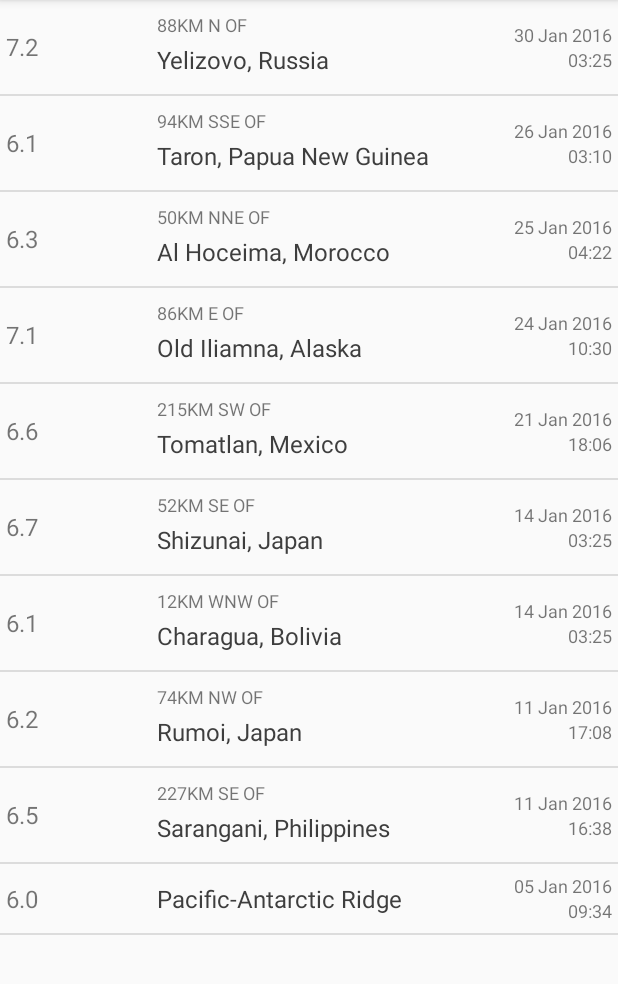
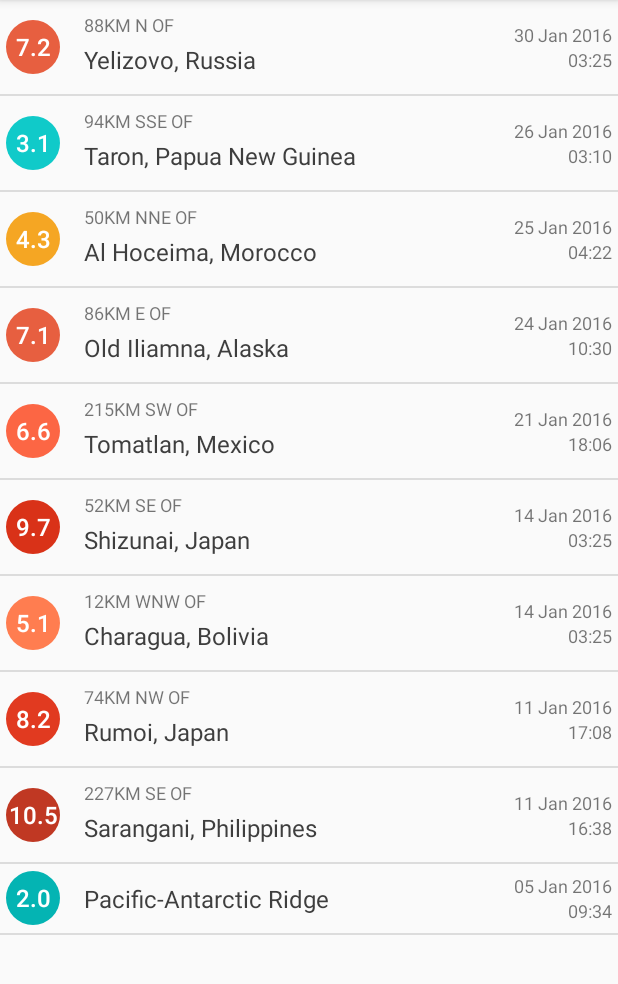
Before and after one commit to psy888/earthQauke, an Android app: the screen it shows after launch (EarthquakeActivity), on a phone screen of 412 x 824 dp, the part 84-1068 px from its top. Run offline under Robolectric (Android 15) with nearby library versions, the phone set to English and light mode, and no system bars.

Commit message:
add Circles!!!

```diff
--- a/app/src/main/java/com/example/android/quakereport/Earthquake.java
+++ b/app/src/main/java/com/example/android/quakereport/Earthquake.java
@@ -5,7 +5,7 @@ public class Earthquake {
     private String mLoc;
     private long mDate;
 
-    public Earthquake(double mag, String loc, long date) {
+    public Earthquake(Double mag, String loc, long date) {
         mMag = mag;
         mLoc = loc;
         mDate = date;
--- a/app/src/main/java/com/example/android/quakereport/EarthquakeAdapter.java
+++ b/app/src/main/java/com/example/android/quakereport/EarthquakeAdapter.java
@@ -1,8 +1,10 @@
 package com.example.android.quakereport;
 
 import android.content.Context;
+import android.graphics.drawable.GradientDrawable;
 import android.support.annotation.NonNull;
 import android.support.annotation.Nullable;
+import android.support.v4.content.ContextCompat;
 import android.view.LayoutInflater;
 import android.view.View;
 import android.view.ViewGroup;
@@ -43,9 +45,52 @@ public class EarthquakeAdapter extends ArrayAdapter {
 
     private String formatMagnitude(Double magnitude) //magnitude formatting
     {
-        DecimalFormat decimalFormat = new DecimalFormat(".#");
+        DecimalFormat decimalFormat = new DecimalFormat("0.0");
         return decimalFormat.format(magnitude);
     }
+
+    private int getMagnitudeColor(Double magnitude) {
+        int magInt = (int) Math.floor(magnitude);
+        int magnitudeColor;
+        switch ((int) Math.floor(magnitude)) {
+            case 0:
+            case 1:
+                magnitudeColor = R.color.magnitude1;
+                break;
+            case 2:
+                magnitudeColor = R.color.magnitude2;
+                break;
+            case 3:
+                magnitudeColor = R.color.magnitude3;
+                break;
+            case 4:
+                magnitudeColor = R.color.magnitude4;
+                break;
+            case 5:
+                magnitudeColor = R.color.magnitude5;
+                break;
+            case 6:
+                magnitudeColor = R.color.magnitude6;
+                break;
+            case 7:
+                magnitudeColor = R.color.magnitude7;
+                break;
+            case 8:
+                magnitudeColor = R.color.magnitude8;
+                break;
+            case 9:
+                magnitudeColor = R.color.magnitude9;
+                break;
+            default:
+                magnitudeColor = R.color.magnitude10plus;
+                break;
+        }
+        return ContextCompat.getColor(getContext(), magnitudeColor);
+
+    }
+
+
+
 
     @NonNull
     @Override
@@ -70,8 +115,19 @@ public class EarthquakeAdapter extends ArrayAdapter {
 
 
         //Set Layout resources values
+
+
+        // Set the proper background color on the magnitude circle.
+        // Fetch the background from the TextView, which is a GradientDrawable.
+        GradientDrawable magnitudeCircle = (GradientDrawable) mag.getBackground();
+        // Get the appropriate background color based on the current earthquake magnitude
+        int magnitudeColor = getMagnitudeColor(currentEarthQuake.getMag());
+
+        // Set the color on the magnitude circle
+        magnitudeCircle.setColor(magnitudeColor);
+
+        //Log.e("MAGNITUDE","double" + currentEarthQuake.getMag() + " = " + "int" + magnitude);
         mag.setText(formatMagnitude(currentEarthQuake.getMag()));
-
 
         String location = currentEarthQuake.getLoc();
         //location formatting
--- a/app/src/main/java/com/example/android/quakereport/QueryUtils.java
+++ b/app/src/main/java/com/example/android/quakereport/QueryUtils.java
@@ -19,15 +19,15 @@ public final class QueryUtils {
     private static final String SAMPLE_JSON_RESPONSE =
             "{\"type\":\"FeatureCollection\",\"metadata\":{\"generated\":1462295443000,\"url\":\"http://earthquake.usgs.gov/fdsnws/event/1/query?format=geojson&starttime=2016-01-01&endtime=2016-01-31&minmag=6&limit=10\",\"title\":\"USGS Earthquakes\",\"status\":200,\"api\":\"1.5.2\",\"limit\":10,\"offset\":1,\"count\":10},\"features\":[" +
                     "{\"type\":\"Feature\",\"properties\":{\"mag\":7.2,\"place\":\"88km N of Yelizovo, Russia\",\"time\":1454124312220,\"updated\":1460674294040,\"tz\":720,\"url\":\"http://earthquake.usgs.gov/earthquakes/eventpage/us20004vvx\",\"detail\":\"http://earthquake.usgs.gov/fdsnws/event/1/query?eventid=us20004vvx&format=geojson\",\"felt\":2,\"cdi\":3.4,\"mmi\":5.82,\"alert\":\"green\",\"status\":\"reviewed\",\"tsunami\":1,\"sig\":798,\"net\":\"us\",\"code\":\"20004vvx\",\"ids\":\",at00o1qxho,pt16030050,us20004vvx,gcmt20160130032510,\",\"sources\":\",at,pt,us,gcmt,\",\"types\":\",cap,dyfi,finite-fault,general-link,general-text,geoserve,impact-link,impact-text,losspager,moment-tensor,nearby-cities,origin,phase-data,shakemap,tectonic-summary,\",\"nst\":null,\"dmin\":0.958,\"rms\":1.19,\"gap\":17,\"magType\":\"mww\",\"type\":\"earthquake\",\"title\":\"M 7.2 - 88km N of Yelizovo, Russia\"},\"geometry\":{\"type\":\"Point\",\"coordinates\":[158.5463,53.9776,177]},\"id\":\"us20004vvx\"},\n" +
-                    "{\"type\":\"Feature\",\"properties\":{\"mag\":6.1,\"place\":\"94km SSE of Taron, Papua New Guinea\",\"time\":1453777820750,\"updated\":1460156775040,\"tz\":600,\"url\":\"http://earthquake.usgs.gov/earthquakes/eventpage/us20004uks\",\"detail\":\"http://earthquake.usgs.gov/fdsnws/event/1/query?eventid=us20004uks&format=geojson\",\"felt\":null,\"cdi\":null,\"mmi\":4.1,\"alert\":\"green\",\"status\":\"reviewed\",\"tsunami\":1,\"sig\":572,\"net\":\"us\",\"code\":\"20004uks\",\"ids\":\",us20004uks,gcmt20160126031023,\",\"sources\":\",us,gcmt,\",\"types\":\",cap,geoserve,losspager,moment-tensor,nearby-cities,origin,phase-data,shakemap,tectonic-summary,\",\"nst\":null,\"dmin\":1.537,\"rms\":0.74,\"gap\":25,\"magType\":\"mww\",\"type\":\"earthquake\",\"title\":\"M 6.1 - 94km SSE of Taron, Papua New Guinea\"},\"geometry\":{\"type\":\"Point\",\"coordinates\":[153.2454,-5.2952,26]},\"id\":\"us20004uks\"},\n" +
-                    "{\"type\":\"Feature\",\"properties\":{\"mag\":6.3,\"place\":\"50km NNE of Al Hoceima, Morocco\",\"time\":1453695722730,\"updated\":1460156773040,\"tz\":0,\"url\":\"http://earthquake.usgs.gov/earthquakes/eventpage/us10004gy9\",\"detail\":\"http://earthquake.usgs.gov/fdsnws/event/1/query?eventid=us10004gy9&format=geojson\",\"felt\":117,\"cdi\":7.2,\"mmi\":5.28,\"alert\":\"green\",\"status\":\"reviewed\",\"tsunami\":0,\"sig\":695,\"net\":\"us\",\"code\":\"10004gy9\",\"ids\":\",us10004gy9,gcmt20160125042203,\",\"sources\":\",us,gcmt,\",\"types\":\",cap,dyfi,geoserve,impact-text,losspager,moment-tensor,nearby-cities,origin,phase-data,shakemap,tectonic-summary,\",\"nst\":null,\"dmin\":2.201,\"rms\":0.92,\"gap\":20,\"magType\":\"mww\",\"type\":\"earthquake\",\"title\":\"M 6.3 - 50km NNE of Al Hoceima, Morocco\"},\"geometry\":{\"type\":\"Point\",\"coordinates\":[-3.6818,35.6493,12]},\"id\":\"us10004gy9\"},\n" +
+                    "{\"type\":\"Feature\",\"properties\":{\"mag\":3.1,\"place\":\"94km SSE of Taron, Papua New Guinea\",\"time\":1453777820750,\"updated\":1460156775040,\"tz\":600,\"url\":\"http://earthquake.usgs.gov/earthquakes/eventpage/us20004uks\",\"detail\":\"http://earthquake.usgs.gov/fdsnws/event/1/query?eventid=us20004uks&format=geojson\",\"felt\":null,\"cdi\":null,\"mmi\":4.1,\"alert\":\"green\",\"status\":\"reviewed\",\"tsunami\":1,\"sig\":572,\"net\":\"us\",\"code\":\"20004uks\",\"ids\":\",us20004uks,gcmt20160126031023,\",\"sources\":\",us,gcmt,\",\"types\":\",cap,geoserve,losspager,moment-tensor,nearby-cities,origin,phase-data,shakemap,tectonic-summary,\",\"nst\":null,\"dmin\":1.537,\"rms\":0.74,\"gap\":25,\"magType\":\"mww\",\"type\":\"earthquake\",\"title\":\"M 6.1 - 94km SSE of Taron, Papua New Guinea\"},\"geometry\":{\"type\":\"Point\",\"coordinates\":[153.2454,-5.2952,26]},\"id\":\"us20004uks\"},\n" +
+                    "{\"type\":\"Feature\",\"properties\":{\"mag\":4.3,\"place\":\"50km NNE of Al Hoceima, Morocco\",\"time\":1453695722730,\"updated\":1460156773040,\"tz\":0,\"url\":\"http://earthquake.usgs.gov/earthquakes/eventpage/us10004gy9\",\"detail\":\"http://earthquake.usgs.gov/fdsnws/event/1/query?eventid=us10004gy9&format=geojson\",\"felt\":117,\"cdi\":7.2,\"mmi\":5.28,\"alert\":\"green\",\"status\":\"reviewed\",\"tsunami\":0,\"sig\":695,\"net\":\"us\",\"code\":\"10004gy9\",\"ids\":\",us10004gy9,gcmt20160125042203,\",\"sources\":\",us,gcmt,\",\"types\":\",cap,dyfi,geoserve,impact-text,losspager,moment-tensor,nearby-cities,origin,phase-data,shakemap,tectonic-summary,\",\"nst\":null,\"dmin\":2.201,\"rms\":0.92,\"gap\":20,\"magType\":\"mww\",\"type\":\"earthquake\",\"title\":\"M 6.3 - 50km NNE of Al Hoceima, Morocco\"},\"geometry\":{\"type\":\"Point\",\"coordinates\":[-3.6818,35.6493,12]},\"id\":\"us10004gy9\"},\n" +
                     "{\"type\":\"Feature\",\"properties\":{\"mag\":7.1,\"place\":\"86km E of Old Iliamna, Alaska\",\"time\":1453631430230,\"updated\":1460156770040,\"tz\":-540,\"url\":\"http://earthquake.usgs.gov/earthquakes/eventpage/us10004gqp\",\"detail\":\"http://earthquake.usgs.gov/fdsnws/event/1/query?eventid=us10004gqp&format=geojson\",\"felt\":1816,\"cdi\":7.2,\"mmi\":6.6,\"alert\":\"green\",\"status\":\"reviewed\",\"tsunami\":1,\"sig\":1496,\"net\":\"us\",\"code\":\"10004gqp\",\"ids\":\",at00o1gd6r,us10004gqp,ak12496371,gcmt20160124103030,\",\"sources\":\",at,us,ak,gcmt,\",\"types\":\",cap,dyfi,finite-fault,general-link,general-text,geoserve,impact-link,impact-text,losspager,moment-tensor,nearby-cities,origin,phase-data,shakemap,tectonic-summary,trump-origin,\",\"nst\":null,\"dmin\":0.72,\"rms\":2.11,\"gap\":19,\"magType\":\"mww\",\"type\":\"earthquake\",\"title\":\"M 7.1 - 86km E of Old Iliamna, Alaska\"},\"geometry\":{\"type\":\"Point\",\"coordinates\":[-153.4051,59.6363,129]},\"id\":\"us10004gqp\"},\n" +
                     "{\"type\":\"Feature\",\"properties\":{\"mag\":6.6,\"place\":\"215km SW of Tomatlan, Mexico\",\"time\":1453399617650,\"updated\":1459963829040,\"tz\":-420,\"url\":\"http://earthquake.usgs.gov/earthquakes/eventpage/us10004g4l\",\"detail\":\"http://earthquake.usgs.gov/fdsnws/event/1/query?eventid=us10004g4l&format=geojson\",\"felt\":11,\"cdi\":2.7,\"mmi\":3.92,\"alert\":\"green\",\"status\":\"reviewed\",\"tsunami\":1,\"sig\":673,\"net\":\"us\",\"code\":\"10004g4l\",\"ids\":\",at00o1bebo,pt16021050,us10004g4l,gcmt20160121180659,\",\"sources\":\",at,pt,us,gcmt,\",\"types\":\",cap,dyfi,geoserve,impact-link,impact-text,losspager,moment-tensor,nearby-cities,origin,phase-data,shakemap,tectonic-summary,\",\"nst\":null,\"dmin\":2.413,\"rms\":0.98,\"gap\":74,\"magType\":\"mww\",\"type\":\"earthquake\",\"title\":\"M 6.6 - 215km SW of Tomatlan, Mexico\"},\"geometry\":{\"type\":\"Point\",\"coordinates\":[-106.9337,18.8239,10]},\"id\":\"us10004g4l\"},\n" +
-                    "{\"type\":\"Feature\",\"properties\":{\"mag\":6.7,\"place\":\"52km SE of Shizunai, Japan\",\"time\":1452741933640,\"updated\":1459304879040,\"tz\":540,\"url\":\"http://earthquake.usgs.gov/earthquakes/eventpage/us10004ebx\",\"detail\":\"http://earthquake.usgs.gov/fdsnws/event/1/query?eventid=us10004ebx&format=geojson\",\"felt\":51,\"cdi\":5.8,\"mmi\":6.45,\"alert\":\"green\",\"status\":\"reviewed\",\"tsunami\":1,\"sig\":720,\"net\":\"us\",\"code\":\"10004ebx\",\"ids\":\",us10004ebx,pt16014050,at00o0xauk,gcmt20160114032534,\",\"sources\":\",us,pt,at,gcmt,\",\"types\":\",associate,cap,dyfi,geoserve,impact-link,impact-text,losspager,moment-tensor,nearby-cities,origin,phase-data,shakemap,\",\"nst\":null,\"dmin\":0.281,\"rms\":0.98,\"gap\":22,\"magType\":\"mww\",\"type\":\"earthquake\",\"title\":\"M 6.7 - 52km SE of Shizunai, Japan\"},\"geometry\":{\"type\":\"Point\",\"coordinates\":[142.781,41.9723,46]},\"id\":\"us10004ebx\"},\n" +
-                    "{\"type\":\"Feature\",\"properties\":{\"mag\":6.1,\"place\":\"12km WNW of Charagua, Bolivia\",\"time\":1452741928270,\"updated\":1459304879040,\"tz\":-240,\"url\":\"http://earthquake.usgs.gov/earthquakes/eventpage/us10004ebw\",\"detail\":\"http://earthquake.usgs.gov/fdsnws/event/1/query?eventid=us10004ebw&format=geojson\",\"felt\":3,\"cdi\":2.2,\"mmi\":2.21,\"alert\":\"green\",\"status\":\"reviewed\",\"tsunami\":0,\"sig\":573,\"net\":\"us\",\"code\":\"10004ebw\",\"ids\":\",us10004ebw,gcmt20160114032528,\",\"sources\":\",us,gcmt,\",\"types\":\",cap,dyfi,geoserve,impact-text,losspager,moment-tensor,nearby-cities,origin,phase-data,shakemap,tectonic-summary,\",\"nst\":null,\"dmin\":5.492,\"rms\":1.04,\"gap\":16,\"magType\":\"mww\",\"type\":\"earthquake\",\"title\":\"M 6.1 - 12km WNW of Charagua, Bolivia\"},\"geometry\":{\"type\":\"Point\",\"coordinates\":[-63.3288,-19.7597,582.56]},\"id\":\"us10004ebw\"},\n" +
-                    "{\"type\":\"Feature\",\"properties\":{\"mag\":6.2,\"place\":\"74km NW of Rumoi, Japan\",\"time\":1452532083920,\"updated\":1459304875040,\"tz\":540,\"url\":\"http://earthquake.usgs.gov/earthquakes/eventpage/us10004djn\",\"detail\":\"http://earthquake.usgs.gov/fdsnws/event/1/query?eventid=us10004djn&format=geojson\",\"felt\":8,\"cdi\":3.4,\"mmi\":3.74,\"alert\":\"green\",\"status\":\"reviewed\",\"tsunami\":0,\"sig\":594,\"net\":\"us\",\"code\":\"10004djn\",\"ids\":\",us10004djn,gcmt20160111170803,\",\"sources\":\",us,gcmt,\",\"types\":\",cap,dyfi,geoserve,impact-text,losspager,moment-tensor,nearby-cities,origin,phase-data,shakemap,tectonic-summary,\",\"nst\":null,\"dmin\":1.139,\"rms\":0.96,\"gap\":33,\"magType\":\"mww\",\"type\":\"earthquake\",\"title\":\"M 6.2 - 74km NW of Rumoi, Japan\"},\"geometry\":{\"type\":\"Point\",\"coordinates\":[141.0867,44.4761,238.81]},\"id\":\"us10004djn\"},\n" +
-                    "{\"type\":\"Feature\",\"properties\":{\"mag\":6.5,\"place\":\"227km SE of Sarangani, Philippines\",\"time\":1452530285900,\"updated\":1459304874040,\"tz\":480,\"url\":\"http://earthquake.usgs.gov/earthquakes/eventpage/us10004dj5\",\"detail\":\"http://earthquake.usgs.gov/fdsnws/event/1/query?eventid=us10004dj5&format=geojson\",\"felt\":1,\"cdi\":2.7,\"mmi\":7.5,\"alert\":\"green\",\"status\":\"reviewed\",\"tsunami\":1,\"sig\":650,\"net\":\"us\",\"code\":\"10004dj5\",\"ids\":\",at00o0srjp,pt16011050,us10004dj5,gcmt20160111163807,\",\"sources\":\",at,pt,us,gcmt,\",\"types\":\",cap,dyfi,geoserve,impact-link,impact-text,losspager,moment-tensor,nearby-cities,origin,phase-data,shakemap,tectonic-summary,\",\"nst\":null,\"dmin\":3.144,\"rms\":0.72,\"gap\":22,\"magType\":\"mww\",\"type\":\"earthquake\",\"title\":\"M 6.5 - 227km SE of Sarangani, Philippines\"},\"geometry\":{\"type\":\"Point\",\"coordinates\":[126.8621,3.8965,13]},\"id\":\"us10004dj5\"},\n" +
-                    "{\"type\":\"Feature\",\"properties\":{\"mag\":6,\"place\":\"Pacific-Antarctic Ridge\",\"time\":1451986454620,\"updated\":1459202978040,\"tz\":-540,\"url\":\"http://earthquake.usgs.gov/earthquakes/eventpage/us10004bgk\",\"detail\":\"http://earthquake.usgs.gov/fdsnws/event/1/query?eventid=us10004bgk&format=geojson\",\"felt\":0,\"cdi\":1,\"mmi\":0,\"alert\":\"green\",\"status\":\"reviewed\",\"tsunami\":0,\"sig\":554,\"net\":\"us\",\"code\":\"10004bgk\",\"ids\":\",us10004bgk,gcmt20160105093415,\",\"sources\":\",us,gcmt,\",\"types\":\",cap,dyfi,geoserve,losspager,moment-tensor,nearby-cities,origin,phase-data,shakemap,\",\"nst\":null,\"dmin\":30.75,\"rms\":0.67,\"gap\":71,\"magType\":\"mww\",\"type\":\"earthquake\",\"title\":\"M 6.0 - Pacific-Antarctic Ridge\"},\"geometry\":{\"type\":\"Point\",\"coordinates\":[-136.2603,-54.2906,10]},\"id\":\"us10004bgk\"}],\"bbox\":[-153.4051,-54.2906,10,158.5463,59.6363,582.56]}";
+                    "{\"type\":\"Feature\",\"properties\":{\"mag\":9.7,\"place\":\"52km SE of Shizunai, Japan\",\"time\":1452741933640,\"updated\":1459304879040,\"tz\":540,\"url\":\"http://earthquake.usgs.gov/earthquakes/eventpage/us10004ebx\",\"detail\":\"http://earthquake.usgs.gov/fdsnws/event/1/query?eventid=us10004ebx&format=geojson\",\"felt\":51,\"cdi\":5.8,\"mmi\":6.45,\"alert\":\"green\",\"status\":\"reviewed\",\"tsunami\":1,\"sig\":720,\"net\":\"us\",\"code\":\"10004ebx\",\"ids\":\",us10004ebx,pt16014050,at00o0xauk,gcmt20160114032534,\",\"sources\":\",us,pt,at,gcmt,\",\"types\":\",associate,cap,dyfi,geoserve,impact-link,impact-text,losspager,moment-tensor,nearby-cities,origin,phase-data,shakemap,\",\"nst\":null,\"dmin\":0.281,\"rms\":0.98,\"gap\":22,\"magType\":\"mww\",\"type\":\"earthquake\",\"title\":\"M 6.7 - 52km SE of Shizunai, Japan\"},\"geometry\":{\"type\":\"Point\",\"coordinates\":[142.781,41.9723,46]},\"id\":\"us10004ebx\"},\n" +
+                    "{\"type\":\"Feature\",\"properties\":{\"mag\":5.1,\"place\":\"12km WNW of Charagua, Bolivia\",\"time\":1452741928270,\"updated\":1459304879040,\"tz\":-240,\"url\":\"http://earthquake.usgs.gov/earthquakes/eventpage/us10004ebw\",\"detail\":\"http://earthquake.usgs.gov/fdsnws/event/1/query?eventid=us10004ebw&format=geojson\",\"felt\":3,\"cdi\":2.2,\"mmi\":2.21,\"alert\":\"green\",\"status\":\"reviewed\",\"tsunami\":0,\"sig\":573,\"net\":\"us\",\"code\":\"10004ebw\",\"ids\":\",us10004ebw,gcmt20160114032528,\",\"sources\":\",us,gcmt,\",\"types\":\",cap,dyfi,geoserve,impact-text,losspager,moment-tensor,nearby-cities,origin,phase-data,shakemap,tectonic-summary,\",\"nst\":null,\"dmin\":5.492,\"rms\":1.04,\"gap\":16,\"magType\":\"mww\",\"type\":\"earthquake\",\"title\":\"M 6.1 - 12km WNW of Charagua, Bolivia\"},\"geometry\":{\"type\":\"Point\",\"coordinates\":[-63.3288,-19.7597,582.56]},\"id\":\"us10004ebw\"},\n" +
+                    "{\"type\":\"Feature\",\"properties\":{\"mag\":8.2,\"place\":\"74km NW of Rumoi, Japan\",\"time\":1452532083920,\"updated\":1459304875040,\"tz\":540,\"url\":\"http://earthquake.usgs.gov/earthquakes/eventpage/us10004djn\",\"detail\":\"http://earthquake.usgs.gov/fdsnws/event/1/query?eventid=us10004djn&format=geojson\",\"felt\":8,\"cdi\":3.4,\"mmi\":3.74,\"alert\":\"green\",\"status\":\"reviewed\",\"tsunami\":0,\"sig\":594,\"net\":\"us\",\"code\":\"10004djn\",\"ids\":\",us10004djn,gcmt20160111170803,\",\"sources\":\",us,gcmt,\",\"types\":\",cap,dyfi,geoserve,impact-text,losspager,moment-tensor,nearby-cities,origin,phase-data,shakemap,tectonic-summary,\",\"nst\":null,\"dmin\":1.139,\"rms\":0.96,\"gap\":33,\"magType\":\"mww\",\"type\":\"earthquake\",\"title\":\"M 6.2 - 74km NW of Rumoi, Japan\"},\"geometry\":{\"type\":\"Point\",\"coordinates\":[141.0867,44.4761,238.81]},\"id\":\"us10004djn\"},\n" +
+                    "{\"type\":\"Feature\",\"properties\":{\"mag\":10.5,\"place\":\"227km SE of Sarangani, Philippines\",\"time\":1452530285900,\"updated\":1459304874040,\"tz\":480,\"url\":\"http://earthquake.usgs.gov/earthquakes/eventpage/us10004dj5\",\"detail\":\"http://earthquake.usgs.gov/fdsnws/event/1/query?eventid=us10004dj5&format=geojson\",\"felt\":1,\"cdi\":2.7,\"mmi\":7.5,\"alert\":\"green\",\"status\":\"reviewed\",\"tsunami\":1,\"sig\":650,\"net\":\"us\",\"code\":\"10004dj5\",\"ids\":\",at00o0srjp,pt16011050,us10004dj5,gcmt20160111163807,\",\"sources\":\",at,pt,us,gcmt,\",\"types\":\",cap,dyfi,geoserve,impact-link,impact-text,losspager,moment-tensor,nearby-cities,origin,phase-data,shakemap,tectonic-summary,\",\"nst\":null,\"dmin\":3.144,\"rms\":0.72,\"gap\":22,\"magType\":\"mww\",\"type\":\"earthquake\",\"title\":\"M 6.5 - 227km SE of Sarangani, Philippines\"},\"geometry\":{\"type\":\"Point\",\"coordinates\":[126.8621,3.8965,13]},\"id\":\"us10004dj5\"},\n" +
+                    "{\"type\":\"Feature\",\"properties\":{\"mag\":2,\"place\":\"Pacific-Antarctic Ridge\",\"time\":1451986454620,\"updated\":1459202978040,\"tz\":-540,\"url\":\"http://earthquake.usgs.gov/earthquakes/eventpage/us10004bgk\",\"detail\":\"http://earthquake.usgs.gov/fdsnws/event/1/query?eventid=us10004bgk&format=geojson\",\"felt\":0,\"cdi\":1,\"mmi\":0,\"alert\":\"green\",\"status\":\"reviewed\",\"tsunami\":0,\"sig\":554,\"net\":\"us\",\"code\":\"10004bgk\",\"ids\":\",us10004bgk,gcmt20160105093415,\",\"sources\":\",us,gcmt,\",\"types\":\",cap,dyfi,geoserve,losspager,moment-tensor,nearby-cities,origin,phase-data,shakemap,\",\"nst\":null,\"dmin\":30.75,\"rms\":0.67,\"gap\":71,\"magType\":\"mww\",\"type\":\"earthquake\",\"title\":\"M 6.0 - Pacific-Antarctic Ridge\"},\"geometry\":{\"type\":\"Point\",\"coordinates\":[-136.2603,-54.2906,10]},\"id\":\"us10004bgk\"}],\"bbox\":[-153.4051,-54.2906,10,158.5463,59.6363,582.56]}";
 
     /**
      * Create a private constructor because no one should ever create a {@link QueryUtils} object.
--- /dev/null
+++ b/app/src/main/res/drawable/magnitude_circle.xml
@@ -0,0 +1,9 @@
+<?xml version="1.0" encoding="utf-8"?><!-- Background circle for the magnitude value-->
+<shape xmlns:android="http://schemas.android.com/apk/res/android"
+    android:shape="oval">
+    <solid android:color="#000" />
+    <size
+        android:width="36dp"
+        android:height="36dp" />
+    <corners android:radius="18dp" />
+</shape>
--- a/app/src/main/res/layout/list_item.xml
+++ b/app/src/main/res/layout/list_item.xml
@@ -10,9 +10,13 @@
     <TextView
         android:id="@+id/mag"
         style="@style/list_item_Style"
-        android:layout_width="0dp"
-        android:layout_weight="1"
-        android:layout_height="wrap_content"
+        android:layout_width="36dp"
+        android:layout_height="36dp"
+        android:layout_gravity="center_vertical"
+        android:background="@drawable/magnitude_circle"
+        android:fontFamily="sans-serif-medium"
+        android:gravity="center"
+        android:textColor="@color/mag_text"
         tools:text="3.6" />
 
     <LinearLayout
@@ -20,7 +24,8 @@
         android:layout_width="0dp"
         android:layout_height="wrap_content"
         android:layout_weight="2"
-        android:orientation="vertical">
+        android:orientation="vertical"
+        android:paddingLeft="@dimen/double_padding">
 
         <TextView
             android:id="@+id/distance"
@@ -44,13 +49,13 @@
         android:layout_weight="1"
         android:gravity="right"
         android:orientation="vertical">
-    <TextView
-        android:id="@+id/date"
-        style="@style/subText"
-        android:layout_width="wrap_content"
-        android:layout_height="wrap_content"
-        tools:text="Feb 2,2016" />
 
+        <TextView
+            android:id="@+id/date"
+            style="@style/subText"
+            android:layout_width="wrap_content"
+            android:layout_height="wrap_content"
+            tools:text="Feb 2,2016" />
         <TextView
             android:id="@+id/time"
             style="@style/subText"
--- a/app/src/main/res/values/colors.xml
+++ b/app/src/main/res/values/colors.xml
@@ -25,4 +25,29 @@
 
     <color name="textColor">#3e3e3e</color>
     <color name="subText">#838383</color>
+    <color name="mag_text">#FFFFFF</color>
+
+    <!-- Magnitude circle colors-->
+    <!--Magnitude circle color for an earthquake with magnitude between 0 and 2 -->
+    <color name="magnitude1">#4A7BA7</color>
+    <!--Magnitude circle color for an earthquake with magnitude between 2 and 3 -->
+    <color name="magnitude2">#04B4B3</color>
+    <!--Magnitude circle color for an earthquake with magnitude between 3 and 4 -->
+    <color name="magnitude3">#10CAC9</color>
+    <!--Magnitude circle color for an earthquake with magnitude between 4 and 5 -->
+    <color name="magnitude4">#F5A623</color>
+    <!--Magnitude circle color for an earthquake with magnitude between 5 and 6 -->
+    <color name="magnitude5">#FF7D50</color>
+    <!--Magnitude circle color for an earthquake with magnitude between 6 and 7 -->
+    <color name="magnitude6">#FC6644</color>
+    <!--Magnitude circle color for an earthquake with magnitude between 7 and 8 -->
+    <color name="magnitude7">#E75F40</color>
+    <!--Magnitude circle color for an earthquake with magnitude between 8 and 9 -->
+    <color name="magnitude8">#E13A20</color>
+    <!--Magnitude circle color for an earthquake with magnitude between 9 and 10 -->
+    <color name="magnitude9">#D93218</color>
+    <!--Magnitude circle color for an earthquake with magnitude over 10 -->
+    <color name="magnitude10plus">#C03823</color>
+
+
 </resources>
--- a/app/src/main/res/values/dimen.xml
+++ b/app/src/main/res/values/dimen.xml
@@ -3,5 +3,6 @@
     <dimen name="p">16sp</dimen>
     <dimen name="sub_text">12sp</dimen>
     <dimen name="std_padding">8dp</dimen>
+    <dimen name="double_padding">16dp</dimen>
     <dimen name="top_padding">4dp</dimen>
 </resources>
```
